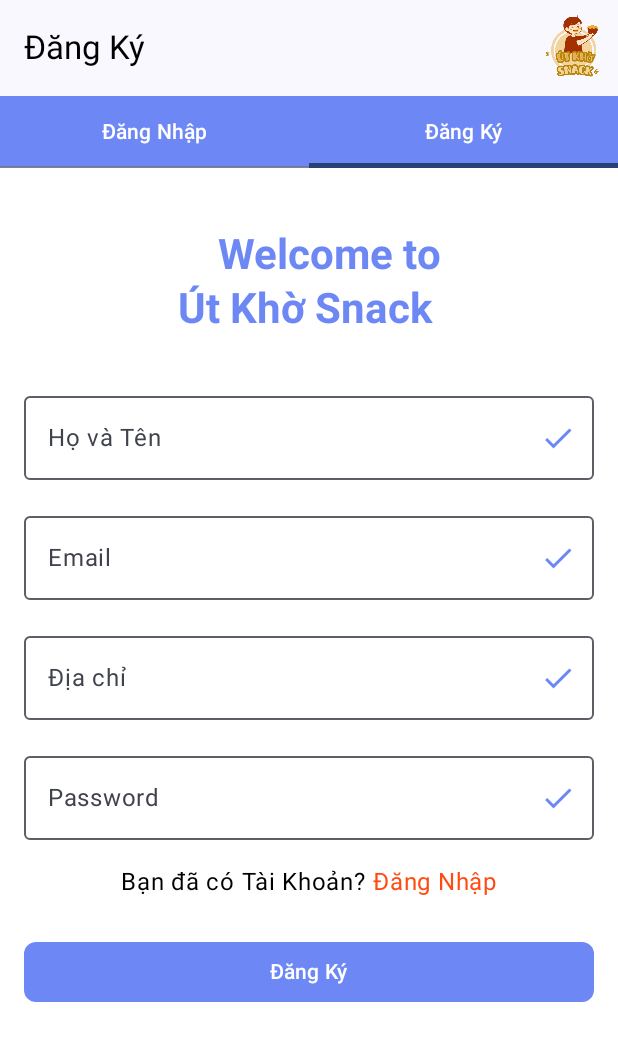
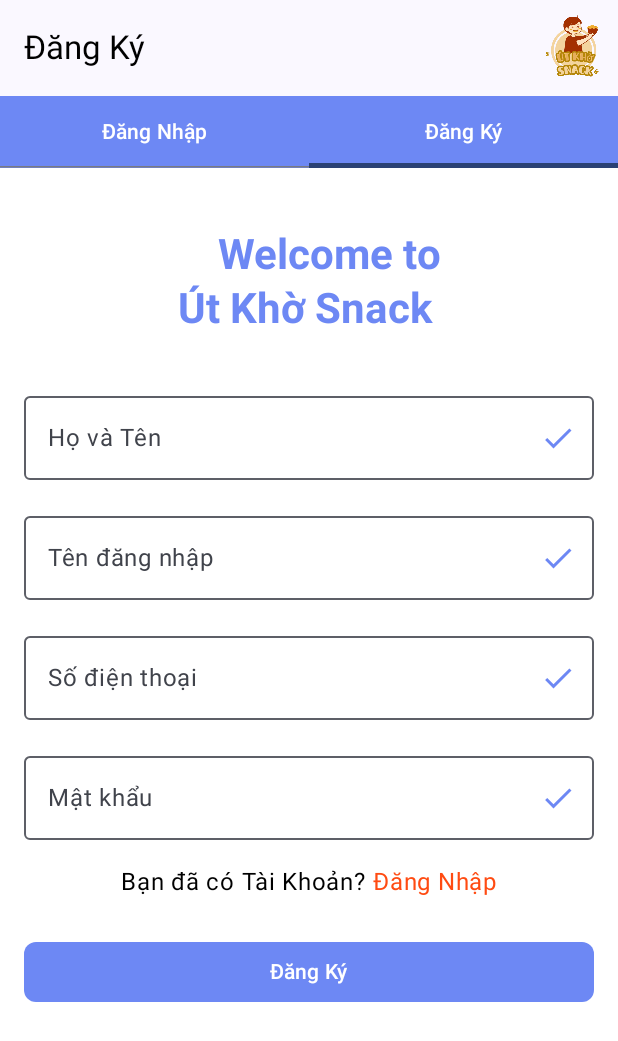
Before and after one commit to Thuha104/DoAnLTDD, an Android app built with Jetpack Compose: the RegisterScreen screen opened through its navigation route, on a phone screen of 412 x 824 dp. Shown: the top 1041 px of the screen. Run offline under Robolectric (Android 15) with nearby library versions, the phone set to English and light mode, and no system bars.

Commit message:
Tan - Push login register

```diff
--- a/app/src/main/java/com/example/doanltd/Api/ApiService.kt
+++ b/app/src/main/java/com/example/doanltd/Api/ApiService.kt
@@ -1,7 +1,11 @@
 import com.example.doanltd.data.SanPham
+import com.google.gson.GsonBuilder
 import retrofit2.Retrofit
 import retrofit2.converter.gson.GsonConverterFactory
+import retrofit2.http.Body
 import retrofit2.http.GET
+import retrofit2.http.Headers
+import retrofit2.http.POST
 import retrofit2.http.Query
 
 interface ApiService{
@@ -12,17 +16,25 @@ interface ApiService{
  @GET("loaisp/dsloaisp.php")
  suspend fun getLoaiSP():List<LoaiSP>
 
+ @Headers("Content-Type: application/json")
+ @POST("ngdung/dangky.php")
+ suspend fun dangky(@Body request: RegisterRequest):RegisterResponse
+
+
+ @POST("ngdung/dangnhap.php")
+    suspend fun dangnhap(@Body request: LoginRequest):LoginReponse
+
  @GET("sanpham/laySanPhamTheoMaSP.php")
     suspend fun getChiTietSanPham(@Query("id") productId: String): SanPham
-
 }
 
 object RetrofitInstance{
     val api:ApiService by lazy {
         Retrofit.Builder()
-            .baseUrl("http://192.168.1.7/restful_api_php/api/")
-            .addConverterFactory(GsonConverterFactory.create())
+            .baseUrl("http://192.168.x.x/restful_api_php/api/")
+            .addConverterFactory(GsonConverterFactory.create(GsonBuilder().setLenient().create()))
             .build()
             .create(ApiService::class.java)
+
     }
 }
--- a/app/src/main/java/com/example/doanltd/Screen/LoginScreen.kt
+++ b/app/src/main/java/com/example/doanltd/Screen/LoginScreen.kt
@@ -1,5 +1,7 @@
 package com.example.doanltd.Screen
 
+import NgDung
+import android.widget.Toast
 import androidx.compose.foundation.Image
 import androidx.compose.foundation.background
 import androidx.compose.foundation.clickable
@@ -14,6 +16,7 @@ import androidx.compose.ui.Alignment
 import androidx.compose.ui.Modifier
 import androidx.compose.ui.draw.clip
 import androidx.compose.ui.graphics.Color
+import androidx.compose.ui.platform.LocalContext
 import androidx.compose.ui.res.painterResource
 import androidx.compose.ui.text.font.FontWeight
 import androidx.compose.ui.text.input.PasswordVisualTransformation
@@ -21,14 +24,19 @@ import androidx.compose.ui.unit.dp
 import androidx.navigation.NavController
 import com.example.doanltd.Navigation.Screen
 import com.example.doanltd.R
+import com.example.doanltd.View.AuthViewModel
+import kotlinx.coroutines.CoroutineScope
+import kotlinx.coroutines.Dispatchers
+import kotlinx.coroutines.launch
 
 
 @OptIn(ExperimentalMaterial3Api::class)
 @Composable
-fun LoginScreen(navController: NavController) {
-    var email by remember { mutableStateOf("") }
-    var password by remember { mutableStateOf("") }
-    var userType by remember { mutableStateOf<String>("") }
+fun LoginScreen(navController: NavController,viewModel: AuthViewModel= androidx.lifecycle.viewmodel.compose.viewModel()) {
+    var TKNgD by remember { mutableStateOf("") }
+    var MatKhauNgD by remember { mutableStateOf("") }
+    val dangNhapThanhCong by viewModel.dangNhapThanhCong.collectAsState()
+    val context = LocalContext.current
     Column(
         modifier = Modifier
             .fillMaxSize()
@@ -90,8 +98,8 @@ fun LoginScreen(navController: NavController) {
             )
 
             OutlinedTextField(
-                value = email,
-                onValueChange = { email = it },
+                value = TKNgD,
+                onValueChange = { TKNgD = it },
                 label = { Text("Email") },
                 modifier = Modifier
                     .fillMaxWidth()
@@ -106,8 +114,8 @@ fun LoginScreen(navController: NavController) {
             )
 
             OutlinedTextField(
-                value = password,
-                onValueChange = { password = it },
+                value = MatKhauNgD,
+                onValueChange = { MatKhauNgD = it },
                 label = { Text("Password") },
                 visualTransformation = PasswordVisualTransformation(),
                 modifier = Modifier
@@ -144,41 +152,13 @@ fun LoginScreen(navController: NavController) {
                 )
             }
 
-            Row(
-                modifier = Modifier
-                    .fillMaxWidth()
-                    .padding(vertical = 16.dp),
-                horizontalArrangement = Arrangement.Center,
-                verticalAlignment = Alignment.CenterVertically
-            ) {
-                Row(
-                    verticalAlignment = Alignment.CenterVertically,
-                    modifier = Modifier.clickable { userType = if (userType != "NguoiDung") "NguoiDung" else "" }
-                ) {
-                    Checkbox(
-                        checked = userType == "NguoiDung",
-                        onCheckedChange = { userType = if (it) "NguoiDung" else "" },
-                        colors = CheckboxDefaults.colors(checkedColor = Color(0xFFFF4B12))
+            Button(
+                onClick = { CoroutineScope(Dispatchers.IO).launch {
+                    viewModel.dangNhapNguoiDung(
+                        tkNgD = TKNgD,
+                        matKhauNgD = MatKhauNgD
                     )
-                    Text("Người Dùng")
-                }
-                Spacer(modifier = Modifier.width(16.dp))
-                Row(
-                    verticalAlignment = Alignment.CenterVertically,
-                    modifier = Modifier.clickable { userType = if (userType != "NhanVien") "NhanVien" else "" }
-                ) {
-                    Checkbox(
-                        checked = userType == "NhanVien",
-                        onCheckedChange = { userType = if (it) "NhanVien" else "" },
-                        colors = CheckboxDefaults.colors(checkedColor = Color(0xFFFF4B12))
-                    )
-                    Text("Nhân Viên")
-                }
-            }
-
-
-            Button(
-                onClick = { navController.navigate(Screen.Home.route) },
+                } },
                 modifier = Modifier
                     .fillMaxWidth()
                     .padding(vertical = 16.dp),
@@ -189,4 +169,15 @@ fun LoginScreen(navController: NavController) {
             }
         }
     }
+    // ⬇️ Đặt LaunchedEffect bên ngoài Column ⬇️
+    LaunchedEffect(dangNhapThanhCong) {
+        dangNhapThanhCong?.let {
+            if (it) {
+                Toast.makeText( context,"Đăng nhập thành công!", Toast.LENGTH_SHORT).show()
+                navController.navigate("home") // Chuyển về màn hình đăng nhập
+            } else {
+                Toast.makeText(context,"Đăng nhập thất bại!", Toast.LENGTH_SHORT).show()
+            }
+        }
+    }
 }
--- a/app/src/main/java/com/example/doanltd/Screen/RegisterScreen.kt
+++ b/app/src/main/java/com/example/doanltd/Screen/RegisterScreen.kt
@@ -1,5 +1,6 @@
 package com.example.doanltd.Screen
 
+import android.widget.Toast
 import androidx.compose.foundation.Image
 import androidx.compose.foundation.background
 import androidx.compose.foundation.clickable
@@ -18,17 +19,25 @@ import androidx.compose.ui.res.painterResource
 import androidx.compose.ui.text.font.FontWeight
 import androidx.compose.ui.text.input.PasswordVisualTransformation
 import androidx.compose.ui.unit.dp
+import androidx.lifecycle.viewmodel.compose.viewModel
 import androidx.navigation.NavController
 import com.example.doanltd.R
+import com.example.doanltd.View.AuthViewModel
+import kotlinx.coroutines.CoroutineScope
+import kotlinx.coroutines.Dispatchers
+import kotlinx.coroutines.launch
+
+import androidx.compose.ui.platform.LocalContext
 
 @OptIn(ExperimentalMaterial3Api::class)
 @Composable
-fun RegisterScreen(navController: NavController) {
-    var name by remember { mutableStateOf("") }
-    var email by remember { mutableStateOf("") }
-    var contact by remember { mutableStateOf("") }
-    var password by remember { mutableStateOf("") }
-    var userType by remember { mutableStateOf<String>("") }
+fun RegisterScreen(navController: NavController,viewModel: AuthViewModel = viewModel()) {
+    var TenNgD by remember { mutableStateOf("") }
+    var TKNgD by remember { mutableStateOf("") }
+    var MatKhauNgD by remember { mutableStateOf("") }
+    var SDT by remember { mutableStateOf("") }
+    val dangKyThanhCong by viewModel.dangKyThanhCong.collectAsState()
+    val context = LocalContext.current
 
     Column(
         modifier = Modifier
@@ -74,6 +83,7 @@ fun RegisterScreen(navController: NavController) {
             )
         }
 
+        // thao tac dang nhap
         Column(
             modifier = Modifier
                 .fillMaxSize()
@@ -90,8 +100,8 @@ fun RegisterScreen(navController: NavController) {
             )
 
             OutlinedTextField(
-                value = name,
-                onValueChange = { name = it },
+                value = TenNgD,
+                onValueChange = { TenNgD = it },
                 label = { Text("Họ và Tên") },
                 modifier = Modifier
                     .fillMaxWidth()
@@ -106,9 +116,9 @@ fun RegisterScreen(navController: NavController) {
             )
 
             OutlinedTextField(
-                value = email,
-                onValueChange = { email = it },
-                label = { Text("Email") },
+                value = TKNgD,
+                onValueChange = { TKNgD = it },
+                label = { Text("Tên đăng nhập") },
                 modifier = Modifier
                     .fillMaxWidth()
                     .padding(vertical = 8.dp),
@@ -122,9 +132,9 @@ fun RegisterScreen(navController: NavController) {
             )
 
             OutlinedTextField(
-                value = contact,
-                onValueChange = { contact = it },
-                label = { Text("Địa chỉ") },
+                value = SDT,
+                onValueChange = { SDT = it },
+                label = { Text("Số điện thoại") },
                 modifier = Modifier
                     .fillMaxWidth()
                     .padding(vertical = 8.dp),
@@ -137,10 +147,11 @@ fun RegisterScreen(navController: NavController) {
                 }
             )
 
+
             OutlinedTextField(
-                value = password,
-                onValueChange = { password = it },
-                label = { Text("Password") },
+                value = MatKhauNgD,
+                onValueChange = { MatKhauNgD = it },
+                label = { Text("Mật khẩu") },
                 visualTransformation = PasswordVisualTransformation(),
                 modifier = Modifier
                     .fillMaxWidth()
@@ -168,7 +179,16 @@ fun RegisterScreen(navController: NavController) {
             }
 
             Button(
-                onClick = { /* TODO: Implement registration */ },
+                onClick = {
+                    CoroutineScope(Dispatchers.IO).launch {
+                        viewModel.dangKyNguoiDung(
+                            tenNgD = TenNgD,
+                            sdt = SDT,
+                            tkNgD = TKNgD,
+                            matKhauNgD = MatKhauNgD
+                        )
+                    }
+                },
                 modifier = Modifier
                     .fillMaxWidth()
                     .padding(vertical = 16.dp),
@@ -179,4 +199,15 @@ fun RegisterScreen(navController: NavController) {
             }
         }
     }
-}
+        // ⬇️ Đặt LaunchedEffect bên ngoài Column ⬇️
+        LaunchedEffect(dangKyThanhCong) {
+            dangKyThanhCong?.let {
+                if (it) {
+                    Toast.makeText( context,"Đăng ký thành công!", Toast.LENGTH_SHORT).show()
+                    navController.navigate("login") // Chuyển về màn hình đăng nhập
+                } else {
+                    Toast.makeText(context,"Đăng ký thất bại!", Toast.LENGTH_SHORT).show()
+                }
+            }
+        }
+    }
--- /dev/null
+++ b/app/src/main/java/com/example/doanltd/View/AuthViewModel.kt
@@ -0,0 +1,45 @@
+package com.example.doanltd.View
+
+import ApiService
+import LoginRequest
+import NgDung
+import RegisterRequest
+import android.util.Log
+import androidx.lifecycle.ViewModel
+import kotlinx.coroutines.flow.MutableStateFlow
+import kotlinx.coroutines.flow.StateFlow
+
+class AuthViewModel : ViewModel(){
+    val apiService: ApiService = RetrofitInstance.api
+
+    private val _dangKyThanhCong = MutableStateFlow<Boolean?>(null)
+    val dangKyThanhCong: StateFlow<Boolean?> = _dangKyThanhCong
+    suspend fun dangKyNguoiDung(tenNgD: String, sdt: String, tkNgD: String, matKhauNgD: String) {
+        try {
+            val response = apiService.dangky(RegisterRequest(tenNgD, sdt, tkNgD, matKhauNgD))
+            Log.d("API", "Đăng ký thành công: ${response}")
+            // Cập nhật trạng thái đăng ký
+            _dangKyThanhCong.value = response.status
+        } catch (e: Exception) {
+            Log.e("API", "Lỗi đăng ký: ${e.message}")
+        }
+    }
+
+
+    private  val _dangNhapThanhCong=MutableStateFlow<Boolean?>(null)
+    val dangNhapThanhCong:StateFlow<Boolean?> = _dangNhapThanhCong
+
+    private  val _duLieuNguoiDung=MutableStateFlow<NgDung?>(null)
+    val duLieuNguoiDung:StateFlow<NgDung?> = _duLieuNguoiDung
+
+    suspend fun dangNhapNguoiDung( tkNgD: String, matKhauNgD: String) {
+        try {
+            val response = apiService.dangnhap(LoginRequest(tkNgD, matKhauNgD))
+            Log.d("API", "Đăng nhap thành công: ${response}")
+            _dangNhapThanhCong.value=response.status
+            _duLieuNguoiDung.value=response.user
+        } catch (e: Exception) {
+            Log.e("API", "Lỗi đăng nhap: ${e.message}")
+        }
+    }
+}
--- a/app/src/main/java/com/example/doanltd/View/SanPhamViewModel.kt
+++ b/app/src/main/java/com/example/doanltd/View/SanPhamViewModel.kt
@@ -77,4 +77,5 @@ class SanPhamViewModel :ViewModel(){
             }
         }
     }
+
 }
```
Also changed, not shown: app/src/main/java/com/example/doanltd/data/NgDung.kt (added, +9 -0 lines), app/src/main/java/com/example/doanltd/data/NgDungRequest.kt (added, +27 -0 lines).
